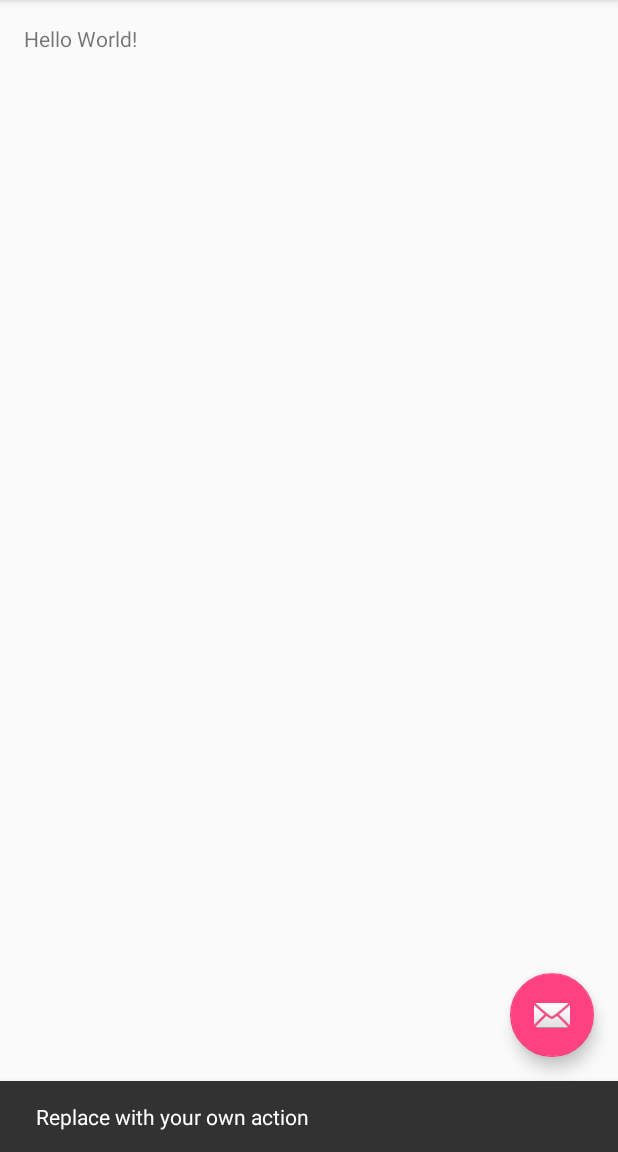
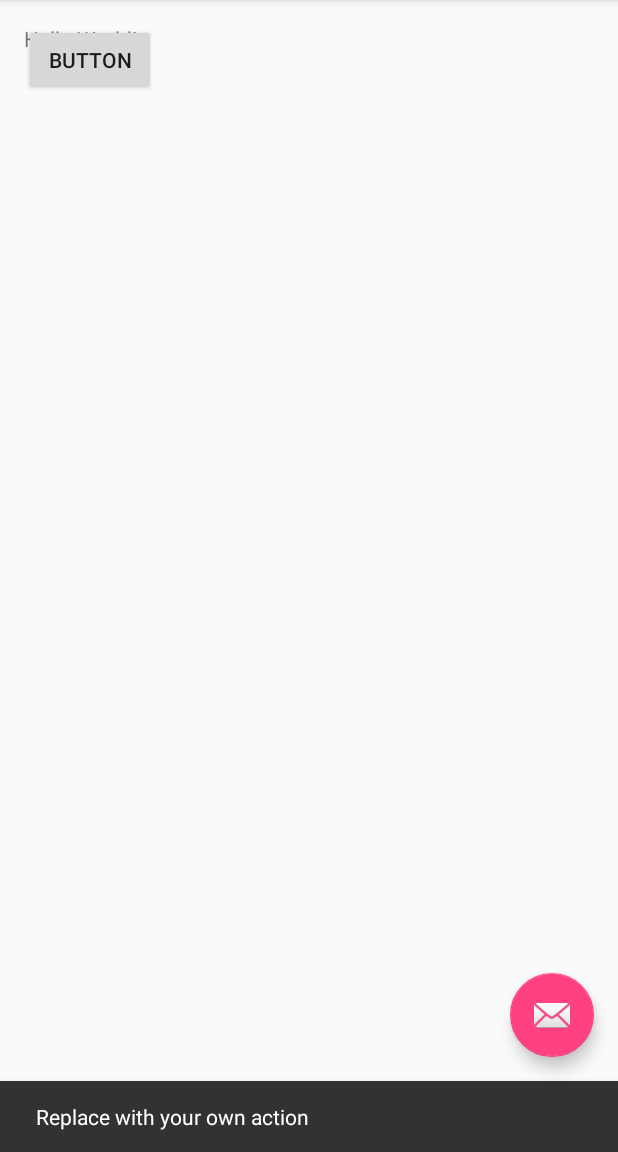
Before and after one commit to Moejoe90/Blind_man, an Android app: the screen it shows after launch (MainActivity), after a tap on an icon or button, on a phone screen of 412 x 824 dp, the part 84-1236 px from its top. Run offline under Robolectric (Android 15) with nearby library versions, the phone set to English and light mode, and no system bars; 3 statements that could not run were skipped.

Commit message:
Set button

```diff
--- a/MyApplication/app/src/main/res/layout/content_main.xml
+++ b/MyApplication/app/src/main/res/layout/content_main.xml
@@ -14,7 +14,13 @@
     tools:showIn="@layout/activity_main">
 
     <TextView
+        android:id="@+id/text_view"
         android:layout_width="wrap_content"
         android:layout_height="wrap_content"
         android:text="Hello World!" />
+
+    <Button
+        android:layout_width="wrap_content"
+        android:layout_height="wrap_content"
+        android:text="Button" />
 </RelativeLayout>
```
Also changed, not shown: MyApplication/app/src/main/java/com/example/narikazu/myapplication/MainActivity.java (+21 -0 lines).
